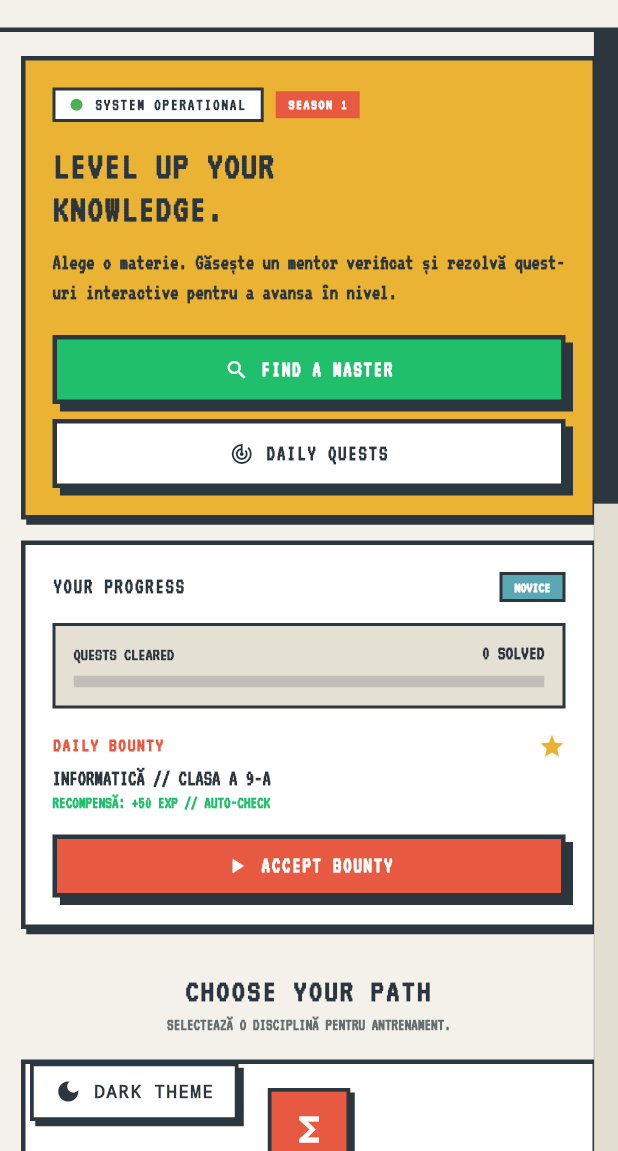
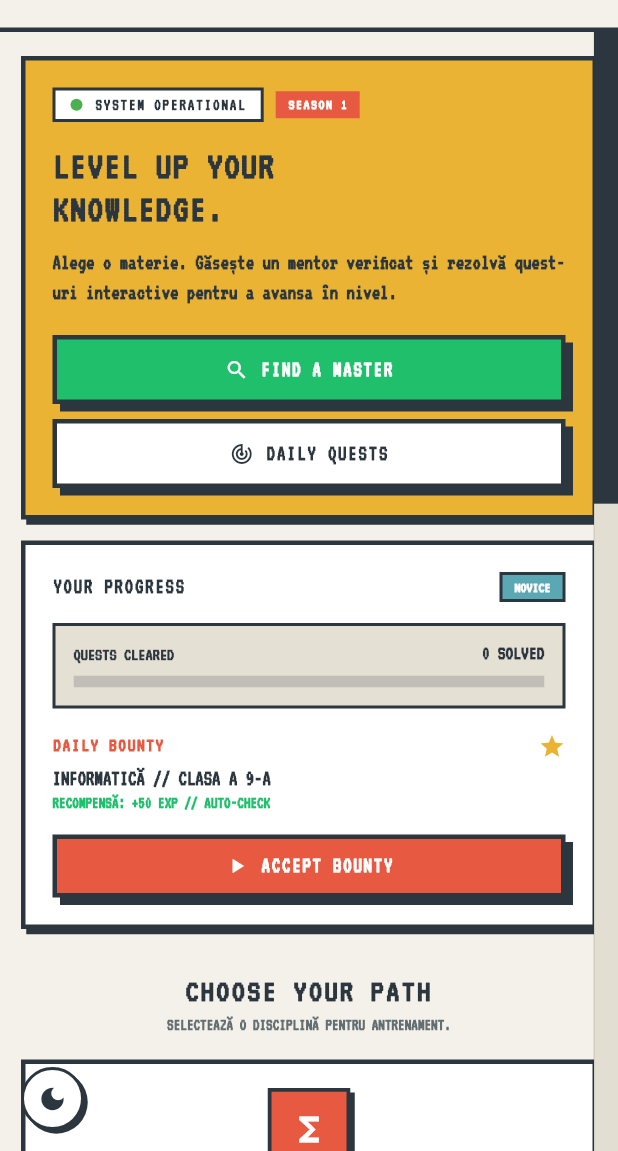
Before and after one commit to Ahmad1827/iMeditatii, a Flutter app: the screen it shows after launch, on a phone screen of 412 x 824 dp, the part 85-1236 px from its top. Run offline on Flutter 3.47's test engine with Material 3 defaults, Android fonts, the phone set to English and light mode, and no system bars; our stand-ins replace cached_network_image, cloud_firestore, firebase_auth, firebase_core, firebase_storage, flutter_dotenv and 6 more; missing offline and left inert: agora_rtc_engine; accounts and stored records are empty.

Commit message:
Make theme switcher round on mobile and keep retro bar on desktop

```diff
--- a/lib/main.dart
+++ b/lib/main.dart
@@ -62,7 +62,7 @@ void main() async {
     debugPrint("ThemeManager error: $e");
   }
 
-  // 랜derizăm aplicația imediat pentru a preveni ecranul alb
+  // Randăm aplicația imediat pentru a preveni ecranul alb
   runApp(const IMeditatiiApp());
 
   // Rulăm seeder-ul asincron în background cu protecție la erori de rețea/AdBlock
@@ -280,14 +280,16 @@ class IMeditatiiApp extends StatelessWidget {
 
           routerConfig: _router,
 
-          // BUTONUL FLOTANT PERMANENT (LIGHT / DARK)
+          // BUTONUL FLOTANT PERMANENT (RESPONSIVE: ROTUND PE MOBIL, DREPTUNGHIULAR PE DESKTOP)
           builder: (context, child) {
+            final isMobile = MediaQuery.of(context).size.width < 750;
+
             return Stack(
               children: [
                 child ?? const SizedBox(),
                 Positioned(
-                  bottom: 20,
-                  left: 20,
+                  bottom: isMobile ? 14 : 20,
+                  left: isMobile ? 14 : 20,
                   child: Material(
                     color: Colors.transparent,
                     child: MouseRegion(
@@ -295,22 +297,34 @@ class IMeditatiiApp extends StatelessWidget {
                       child: GestureDetector(
                         onTap: () => ThemeManager.toggleTheme(),
                         child: Container(
-                          padding: const EdgeInsets.symmetric(horizontal: 14, vertical: 8),
+                          width: isMobile ? 42 : null,
+                          height: isMobile ? 42 : null,
+                          padding: isMobile
+                              ? EdgeInsets.zero
+                              : const EdgeInsets.symmetric(horizontal: 14, vertical: 8),
                           decoration: BoxDecoration(
                             color: isDark ? const Color(0xFF1B242B) : Colors.white,
+                            shape: isMobile ? BoxShape.circle : BoxShape.rectangle,
                             border: Border.all(
                               color: isDark ? const Color(0xFF55EFC4) : const Color(0xFF2C363F),
-                              width: 2.5,
+                              width: isMobile ? 2.0 : 2.5,
                             ),
                             boxShadow: [
                               BoxShadow(
                                 color: isDark ? Colors.black87 : const Color(0xFF2C363F),
-                                offset: const Offset(3.5, 3.5),
+                                offset: isMobile ? const Offset(2.5, 2.5) : const Offset(3.5, 3.5),
                                 blurRadius: 0,
                               ),
                             ],
                           ),
-                          child: Row(
+                          alignment: Alignment.center,
+                          child: isMobile
+                              ? Icon(
+                                  isDark ? Icons.light_mode : Icons.dark_mode,
+                                  color: isDark ? const Color(0xFFF9CA24) : const Color(0xFF2C363F),
+                                  size: 20,
+                                )
+                              : Row(
                                   mainAxisSize: MainAxisSize.min,
                                   children: [
                                     Icon(
```
Lines whose indentation alone changed are shown as unchanged.
